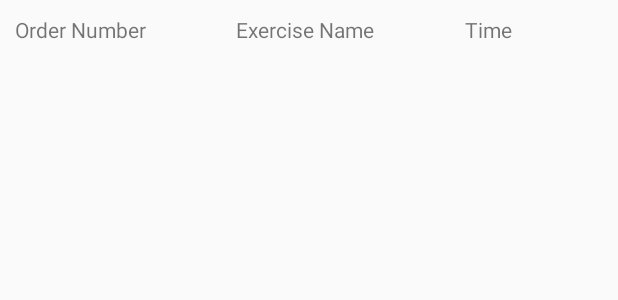
After one commit to mmldm813/Capstone, an Android app: the layout program_views.xml on its own in the app's theme, with its tools: preview values and no code run, on a phone screen of 412 x 824 dp. The commit adds this screen. Shown: the top 300 px of the screen. Run offline under Robolectric (Android 15) with nearby library versions, the phone set to English and light mode, and no system bars.

Commit message:
Refactored reorganized.

```diff
--- a/app/build.gradle
+++ b/app/build.gradle
@@ -22,6 +22,7 @@ dependencies {
     implementation fileTree(dir: 'libs', include: ['*.jar'])
     implementation 'com.android.support:appcompat-v7:28.0.0'
     implementation 'com.android.support.constraint:constraint-layout:1.1.3'
+    implementation 'com.android.support:recyclerview-v7:28.0.0'
 
     //ViewModel & LiveData
     def lifecycle_version = "1.1.1"
--- a/app/src/main/AndroidManifest.xml
+++ b/app/src/main/AndroidManifest.xml
@@ -18,9 +18,9 @@
                 <category android:name="android.intent.category.LAUNCHER" />
             </intent-filter>
         </activity>
-        <activity android:name=".JournalActivity" />
-        <activity android:name=".UserInfoActivity" />
-        <activity android:name=".ProgramActivity"></activity>
+        <activity android:name=".journal.JournalActivity" />
+        <activity android:name=".userinfo.UserInfoActivity" />
+        <activity android:name=".exercise_program.ProgramActivity"></activity>
     </application>
 
 </manifest>
--- a/app/src/main/java/com/example/android/capstone/SplashActivity.java
+++ b/app/src/main/java/com/example/android/capstone/SplashActivity.java
@@ -9,6 +9,7 @@ import android.support.v7.app.AppCompatActivity;
 import com.example.android.capstone.coach.TtsManager;
 import com.example.android.capstone.database.AppDatabase;
 import com.example.android.capstone.database.ExerciseHelper;
+import com.example.android.capstone.journal.JournalActivity;
 
 
 public class SplashActivity extends AppCompatActivity {
--- a/app/src/main/java/com/example/android/capstone/dagger/AppComponent.java
+++ b/app/src/main/java/com/example/android/capstone/dagger/AppComponent.java
@@ -2,7 +2,7 @@ package com.example.android.capstone.dagger;
 
 import android.app.Application;
 
-import com.example.android.capstone.JournalActivity;
+import com.example.android.capstone.journal.JournalActivity;
 
 import javax.inject.Singleton;
 
--- a/app/src/main/java/com/example/android/capstone/database/AppDatabase.java
+++ b/app/src/main/java/com/example/android/capstone/database/AppDatabase.java
@@ -8,6 +8,8 @@ import android.content.Context;
 
 import com.example.android.capstone.data.Exercise;
 import com.example.android.capstone.data.UserInfo;
+import com.example.android.capstone.exercise_program.ExerciseDao;
+import com.example.android.capstone.userinfo.UserDao;
 
 import timber.log.Timber;
 
--- a/app/src/main/java/com/example/android/capstone/ProgramActivity.java
+++ b/app/src/main/java/com/example/android/capstone/exercise_program/ProgramActivity.java
@@ -1,7 +1,9 @@
-package com.example.android.capstone;
+package com.example.android.capstone.exercise_program;
 
 import android.support.v7.app.AppCompatActivity;
 import android.os.Bundle;
+
+import com.example.android.capstone.R;
 
 public class ProgramActivity extends AppCompatActivity {
 
@@ -9,5 +11,7 @@ public class ProgramActivity extends AppCompatActivity {
     protected void onCreate(Bundle savedInstanceState) {
         super.onCreate(savedInstanceState);
         setContentView(R.layout.program_layout);
+
+
     }
 }
--- a/app/src/main/java/com/example/android/capstone/JournalActivity.java
+++ b/app/src/main/java/com/example/android/capstone/journal/JournalActivity.java
@@ -1,4 +1,4 @@
-package com.example.android.capstone;
+package com.example.android.capstone.journal;
 
 import android.arch.lifecycle.LiveData;
 import android.arch.lifecycle.Observer;
@@ -11,8 +11,11 @@ import android.view.Menu;
 import android.view.MenuItem;
 import android.view.View;
 
+import com.example.android.capstone.R;
 import com.example.android.capstone.data.UserInfo;
 import com.example.android.capstone.database.AppDatabase;
+import com.example.android.capstone.exercise_program.ProgramActivity;
+import com.example.android.capstone.userinfo.UserInfoActivity;
 
 import java.util.List;
 
--- a/app/src/main/java/com/example/android/capstone/database/UserDao.java
+++ b/app/src/main/java/com/example/android/capstone/userinfo/UserDao.java
@@ -1,4 +1,4 @@
-package com.example.android.capstone.database;
+package com.example.android.capstone.userinfo;
 
 import android.arch.lifecycle.LiveData;
 import android.arch.persistence.room.Dao;
--- a/app/src/main/res/layout/journal_layout.xml
+++ b/app/src/main/res/layout/journal_layout.xml
@@ -4,7 +4,7 @@
     xmlns:tools="http://schemas.android.com/tools"
     android:layout_width="match_parent"
     android:layout_height="match_parent"
-    tools:context=".JournalActivity">
+    tools:context=".journal.JournalActivity">
 
 
     <android.support.v7.widget.Toolbar
--- /dev/null
+++ b/app/src/main/res/layout/program_views.xml
@@ -0,0 +1,37 @@
+<?xml version="1.0" encoding="utf-8"?>
+<LinearLayout xmlns:android="http://schemas.android.com/apk/res/android"
+    xmlns:tools="http://schemas.android.com/tools"
+    android:layout_width="match_parent"
+    android:layout_height="match_parent"
+    android:orientation="vertical">
+
+    <LinearLayout
+        android:layout_width="match_parent"
+        android:layout_height="wrap_content"
+        android:layout_margin="10dp"
+        android:orientation="horizontal">
+
+        <TextView
+            android:id="@+id/order_number"
+            android:layout_width="wrap_content"
+            android:layout_height="wrap_content"
+            android:layout_weight="1"
+            tools:text="Order Number" />
+
+        <TextView
+            android:id="@+id/exercise_name"
+            android:layout_width="wrap_content"
+            android:layout_height="wrap_content"
+            android:layout_weight="1"
+            tools:text="Exercise Name" />
+
+        <TextView
+            android:id="@+id/time"
+            android:layout_width="wrap_content"
+            android:layout_height="wrap_content"
+            android:layout_weight="1"
+            tools:text="Time" />
+
+    </LinearLayout>
+
+</LinearLayout>
--- a/app/src/main/res/layout/user_info_layout.xml
+++ b/app/src/main/res/layout/user_info_layout.xml
@@ -5,7 +5,7 @@
     android:layout_width="match_parent"
     android:layout_height="match_parent"
     android:orientation="vertical"
-    tools:context=".UserInfoActivity">
+    tools:context=".userinfo.UserInfoActivity">
 
     <TextView
         android:id="@+id/title_personal_info"
```
Also changed, not shown: app/src/main/java/com/example/android/capstone/database/ExerciseHelper.java (+14 -20 lines), app/src/main/java/com/example/android/capstone/exercise_program/ExerciseAdapter.java (added, +77 -0 lines), app/src/main/java/com/example/android/capstone/exercise_program/ExerciseDao.java (renamed from app/src/main/java/com/example/android/capstone/database/ExerciseDao.java, +6 -2 lines), app/src/main/java/com/example/android/capstone/exercise_program/ProgramViewModel.java (added, +29 -0 lines), app/src/main/java/com/example/android/capstone/userinfo/UserInfoActivity.java (renamed from app/src/main/java/com/example/android/capstone/UserInfoActivity.java, +6 -5 lines), app/src/main/java/com/example/android/capstone/userinfo/UserInfoViewModel.java (added, +30 -0 lines), app/src/main/res/layout/program_layout.xml (+10 -3 lines).
